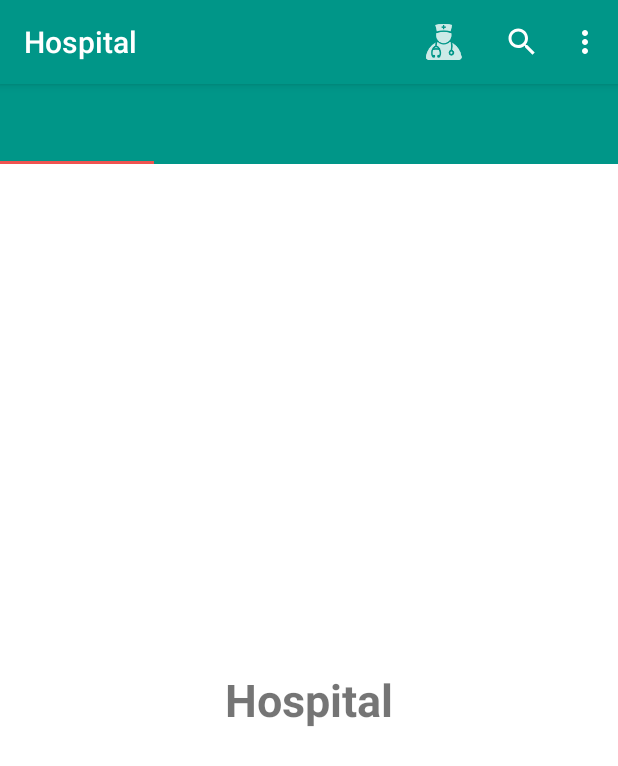
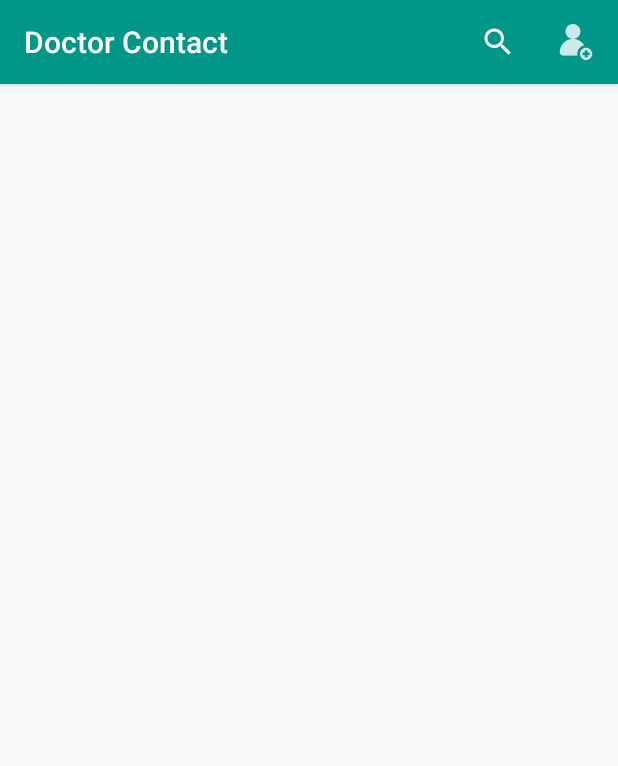
Before and after one commit to aujisti-ador/MedicalExpress, an Android app: the screen it shows after launch (MainActivity before the commit, DoctorViewActivity after it), after a tap on "doctor", on a phone screen of 412 x 824 dp. Shown: the top 766 px of the screen. Run offline under Robolectric (Android 15) with nearby library versions, the phone set to English and light mode, and no system bars; 5 statements that could not run were skipped.

Commit message:
Dr activity added

```diff
--- a/app/src/main/java/com/ador/medicalexpress/DoctorViewActivity.java
+++ b/app/src/main/java/com/ador/medicalexpress/DoctorViewActivity.java
@@ -2,12 +2,27 @@ package com.ador.medicalexpress;
 
 import android.support.v7.app.AppCompatActivity;
 import android.os.Bundle;
+import android.support.v7.widget.Toolbar;
+import android.view.Menu;
+import android.view.MenuInflater;
 
 public class DoctorViewActivity extends AppCompatActivity {
+    Toolbar toolbar;
 
     @Override
     protected void onCreate(Bundle savedInstanceState) {
         super.onCreate(savedInstanceState);
         setContentView(R.layout.activity_doctor_view);
+        toolbar = (Toolbar) findViewById(R.id.toolBar);
+        toolbar.setTitle("Doctor Contact");
+        setSupportActionBar(toolbar);
+    }
+
+    @Override
+    public boolean onCreateOptionsMenu(Menu menu) {
+        MenuInflater menuInflater = getMenuInflater();
+        menuInflater.inflate(R.menu.menu_dr,menu);
+
+        return true;
     }
 }
--- a/app/src/main/java/com/ador/medicalexpress/MainActivity.java
+++ b/app/src/main/java/com/ador/medicalexpress/MainActivity.java
@@ -1,5 +1,6 @@
 package com.ador.medicalexpress;
 
+import android.content.Intent;
 import android.support.design.widget.TabLayout;
 import android.support.v4.view.ViewPager;
 import android.support.v7.app.AppCompatActivity;
@@ -96,6 +97,11 @@ public class MainActivity extends AppCompatActivity {
         {
             Toast.makeText(this, "Share!", Toast.LENGTH_SHORT).show();
         }
+        else if (res_id==R.id.action_doctor)
+        {
+            Intent intent = new Intent(this, DoctorViewActivity.class);
+            startActivity(intent);
+        }
         return super.onOptionsItemSelected(item);
     }
 
--- a/app/src/main/res/layout/activity_doctor_view.xml
+++ b/app/src/main/res/layout/activity_doctor_view.xml
@@ -1,9 +1,25 @@
 <?xml version="1.0" encoding="utf-8"?>
-<android.support.constraint.ConstraintLayout xmlns:android="http://schemas.android.com/apk/res/android"
+<RelativeLayout
+    xmlns:android="http://schemas.android.com/apk/res/android"
     xmlns:app="http://schemas.android.com/apk/res-auto"
     xmlns:tools="http://schemas.android.com/tools"
     android:layout_width="match_parent"
     android:layout_height="match_parent"
-    tools:context="com.ador.medicalexpress.DoctorViewActivity">
+    tools:context="com.ador.medicalexpress.DoctorViewActivity"
+    >
 
-</android.support.constraint.ConstraintLayout>
+    <android.support.design.widget.AppBarLayout
+        android:layout_width="match_parent"
+        android:layout_height="wrap_content"
+        android:theme="@style/ThemeOverlay.AppCompat.Dark.ActionBar"
+        >
+
+        <include
+            android:layout_height="wrap_content"
+            android:layout_width="match_parent"
+            layout="@layout/toolbar_layout"
+            />
+
+    </android.support.design.widget.AppBarLayout>
+
+</RelativeLayout>
--- /dev/null
+++ b/app/src/main/res/menu/menu_dr.xml
@@ -0,0 +1,21 @@
+<?xml version="1.0" encoding="utf-8"?>
+<menu xmlns:android="http://schemas.android.com/apk/res/android"
+    xmlns:app="http://schemas.android.com/apk/res-auto">
+
+
+
+    <item
+        android:id="@+id/action_searchdoctor"
+        android:icon="@drawable/ic_search_black_24dp"
+        android:title="doctor"
+        app:showAsAction="always"
+        />
+
+    <item
+        android:id="@+id/action_adddoctor"
+        android:icon="@drawable/ic_action_user"
+        android:title="doctor"
+        app:showAsAction="always"
+        />
+
+</menu>
```
Also changed, not shown: app/src/main/res/drawable-hdpi/ic_action_user.png (added), app/src/main/res/drawable-mdpi/ic_action_user.png (added), app/src/main/res/drawable-xhdpi/ic_action_user.png (added), app/src/main/res/drawable-xxhdpi/ic_action_user.png (added).
